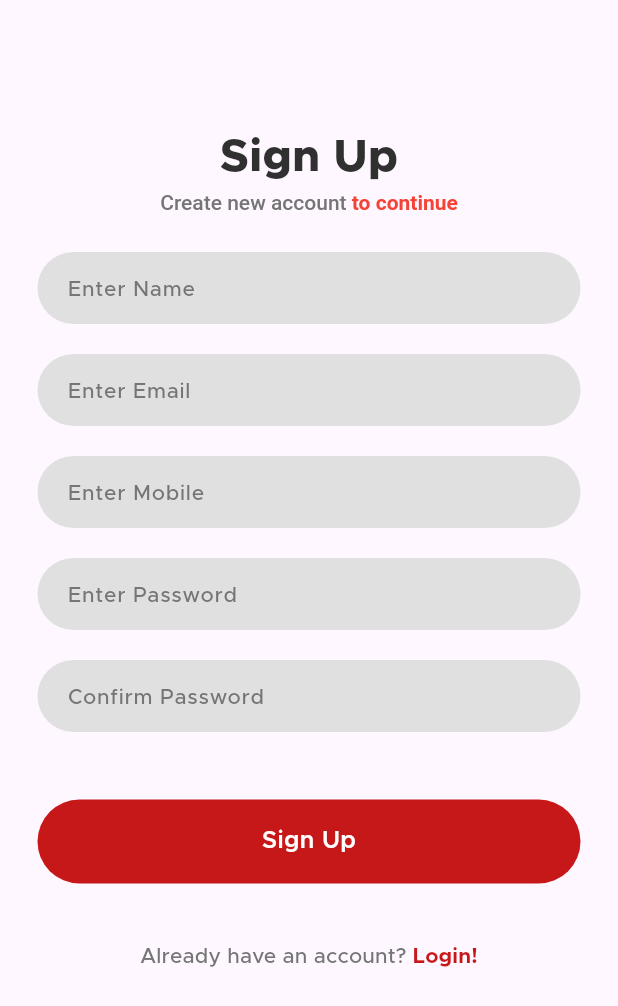
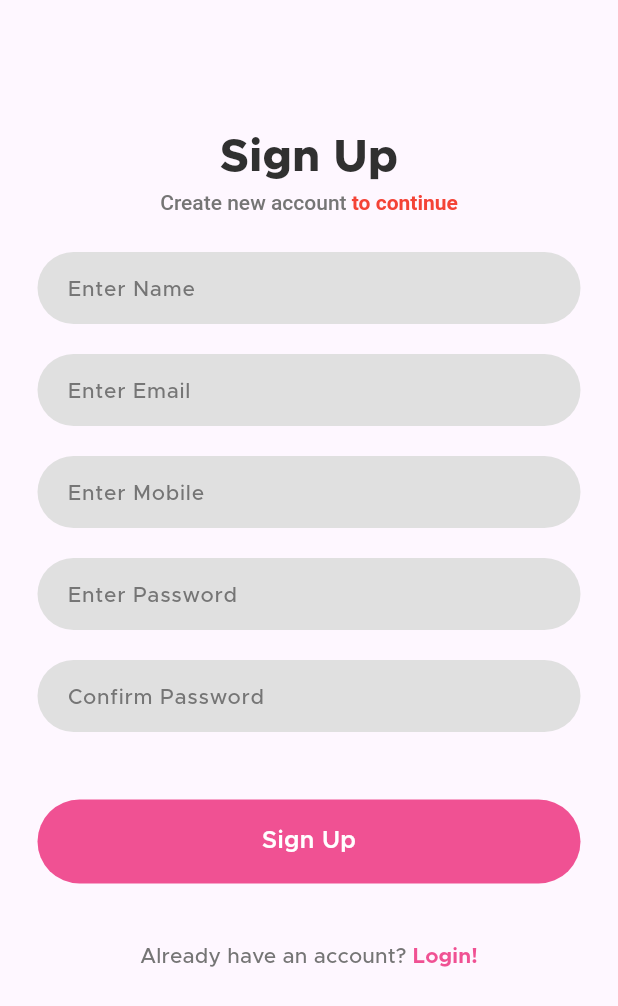
Before and after one commit to dulcean/StoreApplication, a Flutter app: the screen it shows after launch, after a tap on "Register", on a phone screen of 412 x 824 dp. Shown: the top 1006 px of the screen. Run offline on Flutter 3.47's test engine with Material 3 defaults, Android fonts, the light colour scheme and no system bars; our stand-ins replace dio; missing offline and left inert: otp_pin_field.

Commit message:
MainTable UI

```diff
--- a/flutter_store_application/lib/common/color_extension.dart
+++ b/flutter_store_application/lib/common/color_extension.dart
@@ -1,7 +1,7 @@
 import 'package:flutter/material.dart';
 
 class TColor {
-  static Color get primary =>const Color.fromARGB(230, 193, 0, 0);
+  static Color get primary =>const Color(0xfff05193);
   static Color get primaryText =>const Color(0xff303030);
   static Color get secondaryText =>const Color(0xff757575);
   static Color get textbox =>const Color(0xffe0e0e0);
--- a/flutter_store_application/lib/common_widgets/round_textfield.dart
+++ b/flutter_store_application/lib/common_widgets/round_textfield.dart
@@ -1,34 +1,40 @@
-
 import 'package:flutter/material.dart';
 import 'package:flutter_store_application/common/color_extension.dart';
 
 class RoundTextfield extends StatelessWidget {
-
-
   final TextEditingController? controller;
   final String hintText;
   final TextInputType? keyboardType;
   final bool obscureText;
+  final AutovalidateMode autovalidateMode;
+  final String? Function(String?)? validator;
 
-  const RoundTextfield({
-    super.key,
+  const RoundTextfield(
+      {super.key,
       required this.hintText,
       this.controller,
       this.keyboardType,
-    this.obscureText = false
+      this.obscureText = false,
+      this.autovalidateMode = AutovalidateMode.disabled,
+      this.validator,
       });
 
   @override
   Widget build(BuildContext context) {
     return Container(
-                  decoration: BoxDecoration(color: TColor.textbox, borderRadius: BorderRadius.circular(25)),
-                  child: TextField (
+      decoration: BoxDecoration(
+          color: TColor.textbox, borderRadius: BorderRadius.circular(25)),
+      child: TextFormField(
         autocorrect: false,
         obscureText: obscureText,
         controller: controller,
         keyboardType: keyboardType,
+        autovalidateMode: AutovalidateMode.disabled,
+        validator: validator != null ? (value) => validator!(value ?? "") : null,
         decoration: InputDecoration(
-                    contentPadding: const EdgeInsets.symmetric(horizontal: 20,),
+          contentPadding: const EdgeInsets.symmetric(
+            horizontal: 20,
+          ),
           enabledBorder: InputBorder.none,
           focusedBorder: InputBorder.none,
           hintText: hintText,
--- a/flutter_store_application/lib/view/login/sign_up_view.dart
+++ b/flutter_store_application/lib/view/login/sign_up_view.dart
@@ -8,13 +8,14 @@ import 'package:flutter_store_application/view/login/login_view.dart';
 import 'package:flutter_store_application/view/login/otp_view.dart';
 
 class SignUpView extends StatefulWidget {
-  const SignUpView ({super.key});
+  const SignUpView({Key? key}) : super(key: key);
 
   @override
   State<SignUpView> createState() => _SignUpViewState();
 }
 
 class _SignUpViewState extends State<SignUpView> {
+  final _formKey = GlobalKey<FormState>();
   UserDTO userDto = UserDTO("", "", "", "");
   late TextEditingController txtName;
   late TextEditingController txtMobile;
@@ -46,44 +47,44 @@ class _SignUpViewState extends State<SignUpView> {
     });
   }
 
-
-
   Future save() async {
     final connection = Dio();
-    final response = await connection.post('http://10.0.2.2:8080/AddUser',
+    final response = await connection.post(
+      'http://10.0.2.2:8080/AddUser',
       data: {
-        'email' : userDto.email,
-        'password' : userDto.password,
-        'mobile' : userDto.phone,
-        'name' : userDto.name
+        'email': userDto.email,
+        'password': userDto.password,
+        'mobile': userDto.phone,
+        'name': userDto.name
       },
     );
     print(response.data);
   }
 
 
+
   @override
-  Widget build (BuildContext context) {
+  Widget build(BuildContext context) {
     //var media = MediaQuery.of(context).size;
 
     return Scaffold(
       body: SingleChildScrollView(
         child: Padding(
           padding: const EdgeInsets.symmetric(vertical: 20, horizontal: 25),
+          key: _formKey,
           child: Column(
             crossAxisAlignment: CrossAxisAlignment.center,
             children: [
-
-              const SizedBox(height: 64,),
-
+              const SizedBox(
+                height: 64,
+              ),
               Text(
                 "Sign Up",
-                style: TextStyle(color: TColor.primaryText,
-                 fontSize: 30 ,
-                 fontWeight: FontWeight.w800
+                style: TextStyle(
+                    color: TColor.primaryText,
+                    fontSize: 30,
+                    fontWeight: FontWeight.w800),
               ),
-                ),
-
               RichText(
                 text: TextSpan(
                   style: TextStyle(
@@ -105,66 +106,70 @@ class _SignUpViewState extends State<SignUpView> {
                   ],
                 ),
               ),
-
-
-                const SizedBox(height: 25,),
-
+              const SizedBox(
+                height: 25,
+              ),
               RoundTextfield(
                 hintText: "Enter Name",
                 controller: txtName,
+                keyboardType: TextInputType.name,
               ),
-
-                const SizedBox(height: 20,),
-
+              const SizedBox(
+                height: 20,
+              ),
               RoundTextfield(
                 hintText: "Enter Email",
                 controller: txtEmail,
                 keyboardType: TextInputType.emailAddress,
               ),
-
-                const SizedBox(height: 20,),
-
+              const SizedBox(
+                height: 20,
+              ),
               RoundTextfield(
                 hintText: "Enter Mobile",
                 controller: txtMobile,
                 keyboardType: TextInputType.phone,
               ),
-
-                const SizedBox(height: 20,),
-
+              const SizedBox(
+                height: 20,
+              ),
               RoundTextfield(
                 hintText: "Enter Password",
                 controller: txtPassword,
                 obscureText: true,
               ),
-
-                const SizedBox(height: 20,),
-
+              const SizedBox(
+                height: 20,
+              ),
               RoundTextfield(
                 hintText: "Confirm Password",
                 controller: txtConfirmPassword,
                 obscureText: true,
               ),
-
-                const SizedBox(height: 20,),
-
-
-                const SizedBox(height: 25,),
-                RoundButton(title: "Sign Up", onPressed: () {
+              const SizedBox(
+                height: 20,
+              ),
+              const SizedBox(
+                height: 25,
+              ),
+              RoundButton(
+                  title: "Sign Up",
+                  onPressed: () {
+                    if (_formKey.currentState!.validate()) {
                       save();
                       Navigator.push(
                         context,
-                    MaterialPageRoute(builder: (context) => const OTPView()),
+                        MaterialPageRoute(
+                            builder: (context) => const OTPView()),
                       );
+                    }
                   }),
-
-                const SizedBox(height: 5,),
-
-
-
-                const SizedBox(height: 20,),
-
-
+              const SizedBox(
+                height: 5,
+              ),
+              const SizedBox(
+                height: 20,
+              ),
               TextButton(
                   onPressed: () {
                     Navigator.push(
@@ -185,7 +190,6 @@ class _SignUpViewState extends State<SignUpView> {
                           fontWeight: FontWeight.w500,
                         ),
                       ),
-
                       Text(
                         "Login!",
                         style: TextStyle(
@@ -195,8 +199,7 @@ class _SignUpViewState extends State<SignUpView> {
                         ),
                       )
                     ],
-               )
-              ),
+                  )),
             ],
           ),
         ),
--- a/flutter_store_application/lib/view/login/welcome_view.dart
+++ b/flutter_store_application/lib/view/login/welcome_view.dart
@@ -28,12 +28,6 @@ class _WelcomeViewState extends State<WelcomeView> {
             width: media.width,
           ),
 
-          Image.asset(
-            "assets/img/app_logo.png",
-            width: media.width * 0.55,
-            height: media.width * 0.55,
-            fit: BoxFit.contain,
-              ),
             ],
           ),
 
--- a/flutter_store_application/lib/view/on_boarding/startup_view.dart
+++ b/flutter_store_application/lib/view/on_boarding/startup_view.dart
@@ -40,12 +40,12 @@ class _StartupViewState extends State<StartupView> {
                 fit: BoxFit.cover,
               ),
 
-              Image.asset(
+              /*Image.asset(
                 "assets/img/app_logo.png",
                 width: media.width * 0.7,
                 height: media.width * 0.7,
                 fit: BoxFit.cover,
-              ),
+              ),*/
 
         ],
       ),
```
Also changed, not shown: flutter_store_application/lib/view/login/otp_view.dart (+6 -6 lines), flutter_store_application/lib/view/main_tableview/main_tableview.dart (added, +37 -0 lines), flutter_store_application/assets/img/splash_bg.png, flutter_store_application/assets/img/welcome_splash_bg.png, flutter_store_application/lib/common_widgets/tab_button.dart (added), 1 other file. Lines whose indentation alone changed are shown as unchanged.
